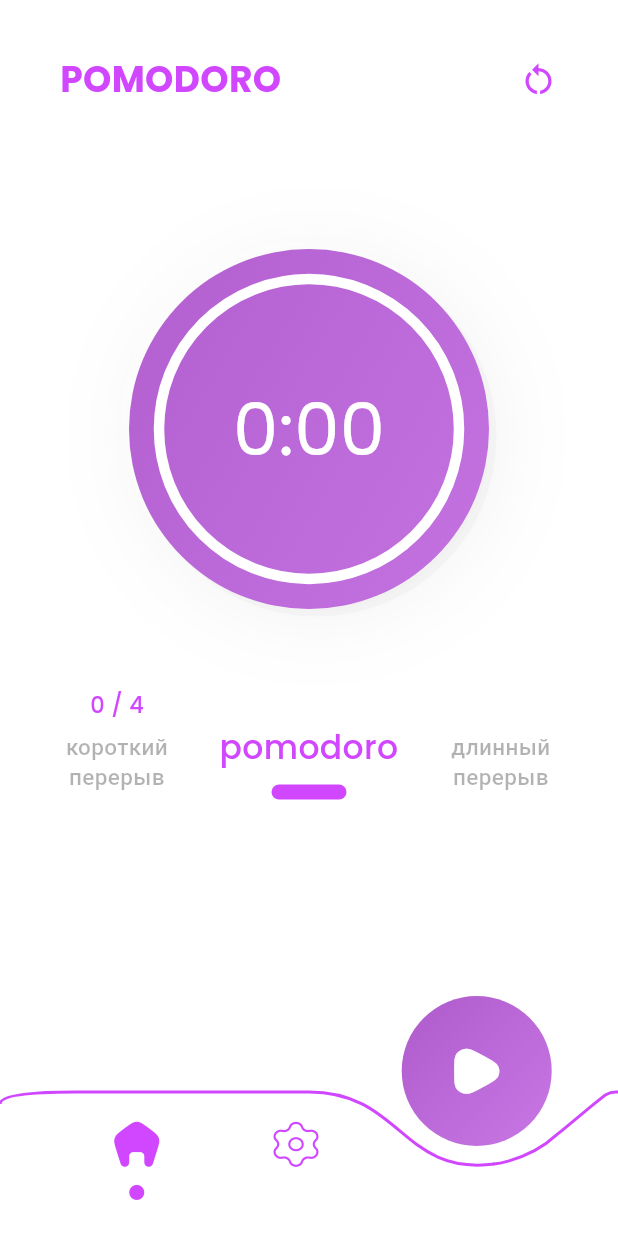
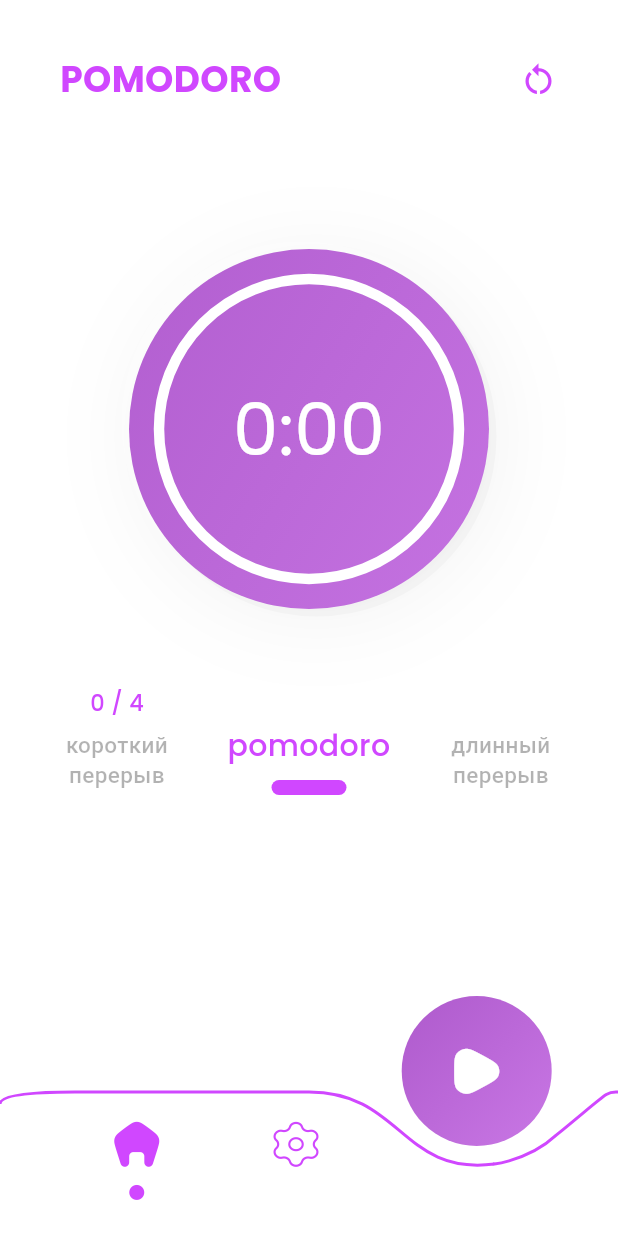
Before and after one commit to shok96/pomodoro_flutter, a Flutter app: the screen it shows after launch, on a phone screen of 412 x 824 dp. Run offline on Flutter 3.47's test engine with Material 3 defaults, Android fonts, the phone set to English and light mode, and no system bars; our stand-ins replace bloc, firebase_core, flutter_bloc, flutter_hooks, flutter_local_notifications, freezed_annotation and 3 more; missing offline and left inert: app_settings, flutter_background_service, flutter_background_service_android; accounts and stored records are empty; generated files the repository leaves out were written again.

```diff
--- a/lib/ui/theme/typography/typography.dart
+++ b/lib/ui/theme/typography/typography.dart
@@ -27,7 +27,7 @@ class ProjectTypography {
   );
 
   static const tabModeActive = TextStyle(
-    fontSize: 22.0,
+    fontSize: 20.0,
     height: 1.3,
     fontWeight: FontWeight.w500,
   );
--- a/pubspec.yaml
+++ b/pubspec.yaml
@@ -52,7 +52,7 @@ dependencies:
   # Use with the CupertinoIcons class for iOS style icons.
   cupertino_icons: ^1.0.6
   go_router: ^12.1.1
-  flutter_background_service: ^5.0.3
+  flutter_background_service: ^5.0.2
   flutter_local_notifications: ^16.1.0
 
 dev_dependencies:
```
Also changed, not shown: pubspec.lock, 3 other files.
